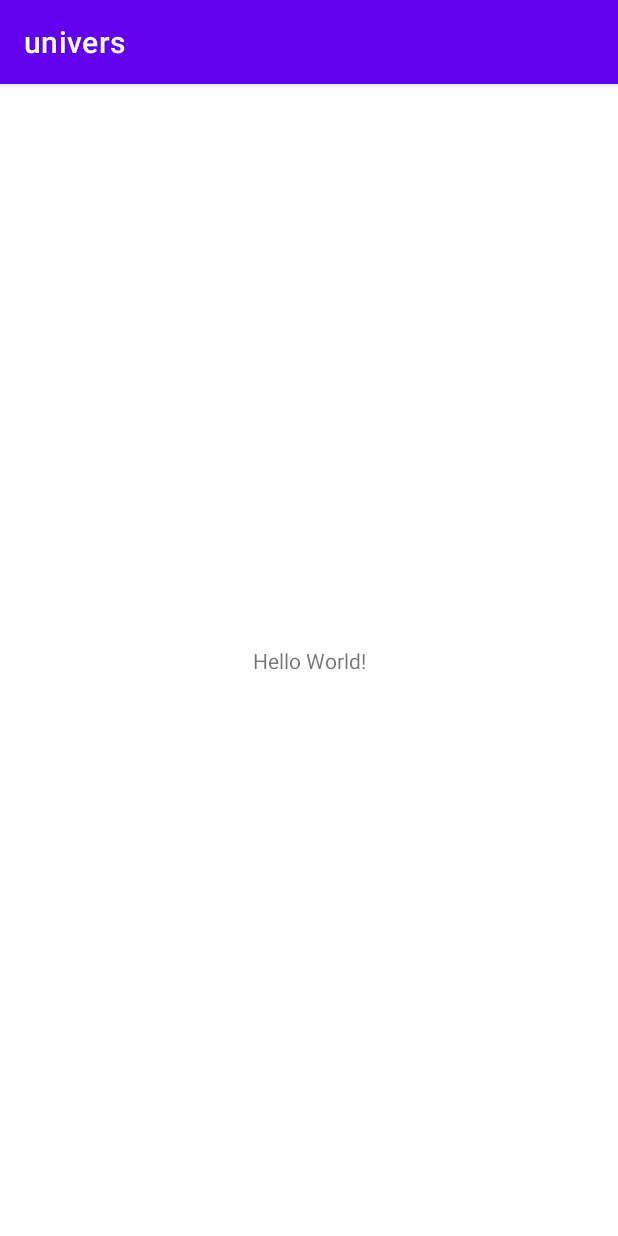
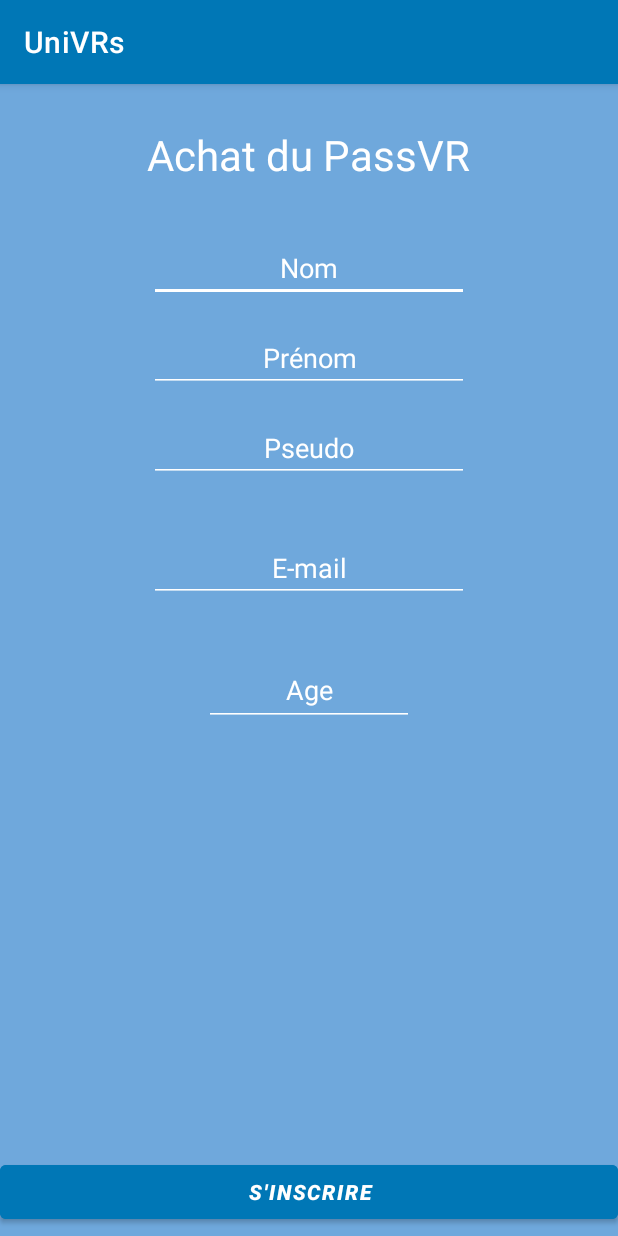
Before and after one commit to EklipsENSICAEN/UniVRs-Client-App, an Android app: the screen it shows after launch (MainActivity), on a phone screen of 412 x 824 dp. Run offline under Robolectric (Android 15) with nearby library versions, the phone set to English and light mode, and no system bars.

Commit message:
form subscribe

```diff
--- a/univers/app/src/main/res/layout/activity_main.xml
+++ b/univers/app/src/main/res/layout/activity_main.xml
@@ -1,18 +1,175 @@
 <?xml version="1.0" encoding="utf-8"?>
-<androidx.constraintlayout.widget.ConstraintLayout xmlns:android="http://schemas.android.com/apk/res/android"
+<RelativeLayout xmlns:android="http://schemas.android.com/apk/res/android"
     xmlns:app="http://schemas.android.com/apk/res-auto"
     xmlns:tools="http://schemas.android.com/tools"
     android:layout_width="match_parent"
     android:layout_height="match_parent"
+    android:gravity="center"
+    android:background="#6fa8dc"
     tools:context=".MainActivity">
 
-    <TextView
+    <!--TextView
         android:layout_width="wrap_content"
         android:layout_height="wrap_content"
         android:text="Hello World!"
         app:layout_constraintBottom_toBottomOf="parent"
         app:layout_constraintLeft_toLeftOf="parent"
         app:layout_constraintRight_toRightOf="parent"
+        app:layout_constraintTop_toTopOf="parent" /-->
+
+    <TextView
+        android:id="@+id/title"
+        android:layout_width="wrap_content"
+        android:layout_height="wrap_content"
+        android:layout_marginTop="28dp"
+        android:text="@string/title"
+        android:textColor="@color/white"
+        android:textSize="28sp"
+        android:gravity="center"
+        android:layout_centerHorizontal="true"
+        app:layout_constraintEnd_toEndOf="parent"
+        app:layout_constraintHorizontal_bias="0.436"
+        app:layout_constraintStart_toStartOf="parent"
         app:layout_constraintTop_toTopOf="parent" />
 
-</androidx.constraintlayout.widget.ConstraintLayout>
+    <EditText
+        android:id="@+id/name"
+        android:layout_width="wrap_content"
+        android:layout_height="wrap_content"
+        android:layout_marginTop="100dp"
+        android:ems="10"
+        android:gravity="center"
+        android:hint="@string/name"
+        android:layout_centerHorizontal="true"
+        android:textColorHint="@color/white"
+        android:backgroundTint="@color/white"
+        app:layout_constraintEnd_toEndOf="parent"
+        app:layout_constraintHorizontal_bias="0.184"
+        app:layout_constraintStart_toStartOf="parent"
+        app:layout_constraintTop_toTopOf="parent" />
+
+    <EditText
+        android:id="@+id/firstName"
+        android:layout_width="wrap_content"
+        android:layout_height="wrap_content"
+        android:layout_marginTop="160dp"
+        android:ems="10"
+        android:hint="@string/firstName"
+        android:gravity="center"
+        android:layout_centerHorizontal="true"
+        android:textColorHint="@color/white"
+        android:backgroundTint="@color/white"
+        app:layout_constraintEnd_toEndOf="parent"
+        app:layout_constraintHorizontal_bias="0.184"
+        app:layout_constraintStart_toStartOf="parent"
+        app:layout_constraintTop_toTopOf="parent" />
+
+    <EditText
+        android:id="@+id/nickName"
+        android:layout_width="wrap_content"
+        android:layout_height="wrap_content"
+        android:layout_marginTop="220dp"
+        android:ems="10"
+        android:hint="@string/nickName"
+        android:layout_centerHorizontal="true"
+        android:gravity="center"
+        android:textColorHint="@color/white"
+        android:backgroundTint="@color/white"
+        app:layout_constraintEnd_toEndOf="parent"
+        app:layout_constraintHorizontal_bias="0.184"
+        app:layout_constraintStart_toStartOf="parent"
+        app:layout_constraintTop_toTopOf="parent" />
+
+    <EditText
+        android:id="@+id/mail"
+        android:layout_width="wrap_content"
+        android:layout_height="wrap_content"
+        android:layout_marginTop="300dp"
+        android:ems="10"
+        android:hint="@string/mail"
+        android:gravity="center"
+        android:layout_centerHorizontal="true"
+        android:textColorHint="@color/white"
+        android:backgroundTint="@color/white"
+        app:layout_constraintEnd_toEndOf="parent"
+        app:layout_constraintHorizontal_bias="0.184"
+        app:layout_constraintStart_toStartOf="parent"
+        app:layout_constraintTop_toTopOf="parent" />
+
+
+    <EditText
+        android:id="@+id/age"
+        android:layout_width="140dp"
+        android:layout_height="48dp"
+        android:layout_marginTop="380dp"
+        android:ems="10"
+        android:hint="Age"
+        android:inputType="number"
+        android:gravity="center"
+        android:layout_centerHorizontal="true"
+        android:textColorHint="@color/white"
+        android:backgroundTint="@color/white"
+        app:layout_constraintEnd_toEndOf="parent"
+        app:layout_constraintHorizontal_bias="0.863"
+        app:layout_constraintStart_toStartOf="parent"
+        app:layout_constraintTop_toTopOf="parent" />
+
+
+
+    <!--LinearLayout
+        android:layout_width="match_parent"
+        android:layout_height="66dp"
+        android:orientation="horizontal">
+
+        <TextView
+            android:id="@+id/playerName"
+            android:layout_width="5dp"
+            android:layout_height="wrap_content"
+            android:layout_weight="1"
+            android:text="@string/nickname" />
+
+        <EditText
+            android:id="@+id/nickname"
+            android:layout_width="wrap_content"
+            android:layout_height="wrap_content"
+            android:layout_weight="2"
+            android:autofillHints=""
+            android:ems="10"
+            android:hint="@string/nickname"
+            android:inputType="textPersonName" />
+
+        <EditText
+            android:id="@+id/nickname"
+            android:layout_width="wrap_content"
+            android:layout_height="wrap_content"
+            android:layout_weight="2"
+            android:autofillHints=""
+            android:ems="10"
+            android:hint="@string/nickname"
+            android:inputType="textPersonName" />
+
+    </LinearLayout-->
+
+    <RelativeLayout
+        android:layout_width="match_parent"
+        android:layout_height="match_parent"
+        android:gravity="right"
+        tools:ignore="RtlHardcoded">
+
+        <Button
+            android:id="@+id/bFinishQCM"
+            android:layout_width="match_parent"
+            android:layout_height="wrap_content"
+            android:layout_alignParentBottom="true"
+            android:layout_gravity="left"
+            android:layout_marginBottom="5dp"
+            android:backgroundTint="#0077B6"
+            android:text="@string/subscribe"
+            android:textStyle="bold|italic" />
+
+
+    </RelativeLayout>
+
+
+
+</RelativeLayout>
--- a/univers/app/src/main/res/values/strings.xml
+++ b/univers/app/src/main/res/values/strings.xml
@@ -1,3 +1,10 @@
 <resources>
-    <string name="app_name">univers</string>
+    <string name="app_name">UniVRs</string>
+    <string name="title">Achat du PassVR</string>
+    <string name="name">Nom</string>
+    <string name="firstName">Prénom</string>
+    <string name="nickName">Pseudo</string>
+    <string name="subscribe">S\'inscrire</string>
+    <string name="mail">E-mail</string>
+
 </resources>
--- a/univers/app/src/main/res/values/themes.xml
+++ b/univers/app/src/main/res/values/themes.xml
@@ -2,7 +2,7 @@
     <!-- Base application theme. -->
     <style name="Theme.Univers" parent="Theme.MaterialComponents.DayNight.DarkActionBar">
         <!-- Primary brand color. -->
-        <item name="colorPrimary">@color/purple_500</item>
+        <item name="colorPrimary">#0077B6</item>
         <item name="colorPrimaryVariant">@color/purple_700</item>
         <item name="colorOnPrimary">@color/white</item>
         <!-- Secondary brand color. -->
```
Also changed, not shown: univers/app/src/main/java/com/example/univers/MainActivity.java (line endings or trailing spaces).
